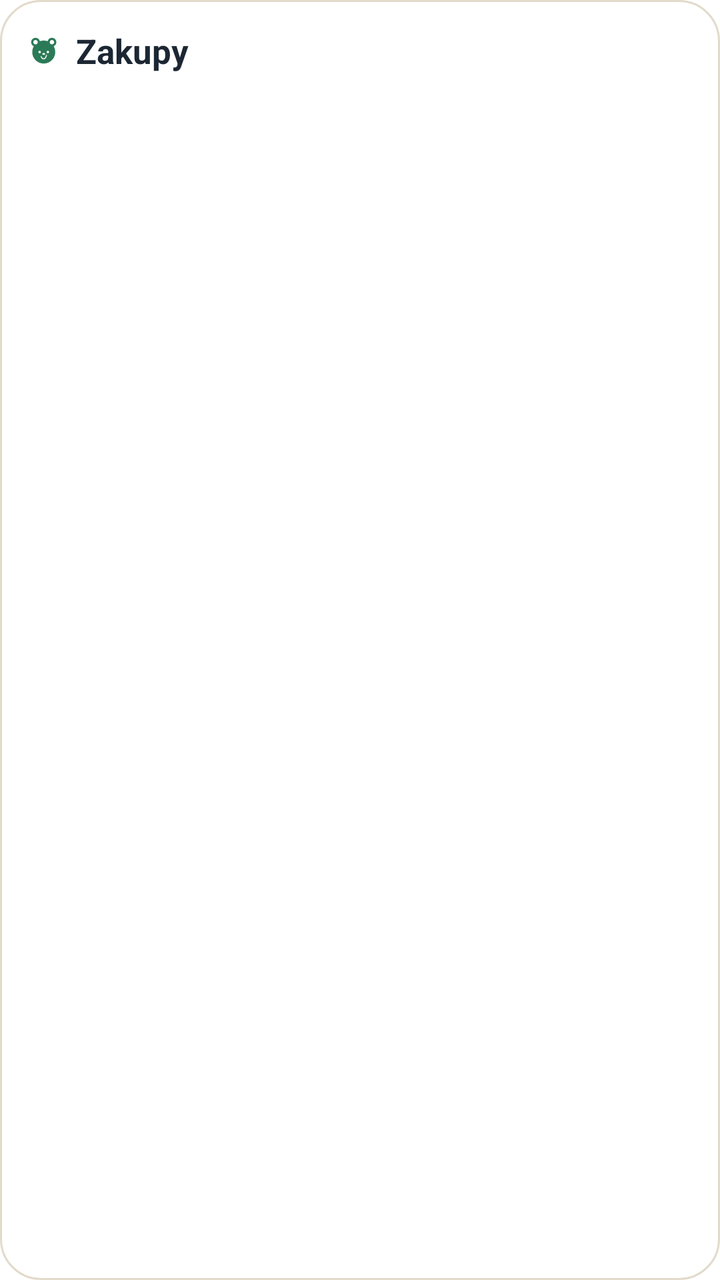
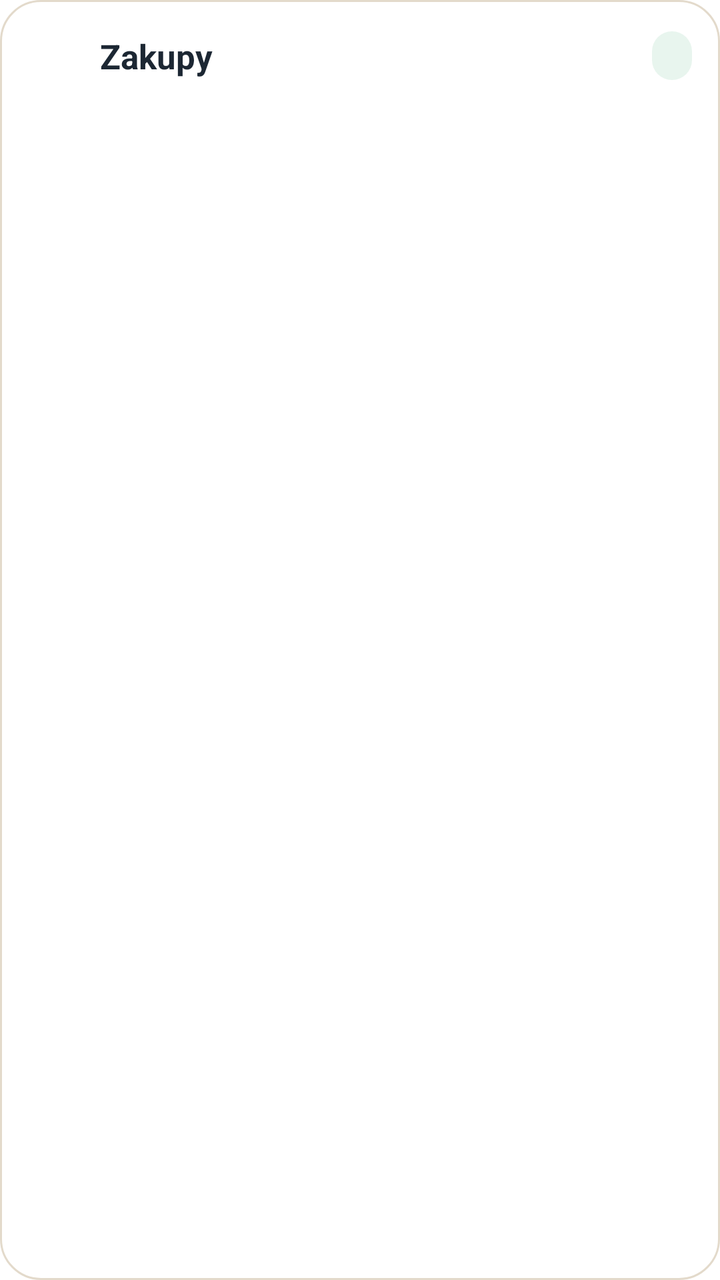

Before-and-after screenshots of an Android layout around one commit, followed by the original layout XML and the change that was made.
<!-- AndroidManifest.xml: fallback theme Theme.MaterialComponents.DayNight.NoActionBar -->
<!-- res/layout/widget_shopping.xml -->
<?xml version="1.0" encoding="utf-8"?>
<LinearLayout xmlns:android="http://schemas.android.com/apk/res/android"
    android:id="@+id/widget_root"
    android:layout_width="match_parent"
    android:layout_height="match_parent"
    android:background="@drawable/widget_bg"
    android:orientation="vertical"
    android:padding="14dp">
    <LinearLayout
        android:layout_width="match_parent"
        android:layout_height="wrap_content"
        android:gravity="center_vertical"
        android:orientation="horizontal">
        <ImageView
            android:layout_width="16dp"
            android:layout_height="16dp"
            android:contentDescription="@null"
            android:src="@drawable/ic_notification"
            android:tint="@color/widget_accent" />
        <TextView
            android:layout_width="0dp"
            android:layout_height="wrap_content"
            android:layout_marginStart="8dp"
            android:layout_weight="1"
            android:text="@string/widget_shopping_title"
            android:textColor="@color/widget_text"
            android:textSize="17sp"
            android:textStyle="bold" />
        <TextView
            android:id="@+id/widget_counter"
            android:layout_width="wrap_content"
            android:layout_height="wrap_content"
            android:textColor="@color/widget_accent"
            android:textSize="17sp"
            android:textStyle="bold" />
    </LinearLayout>
    <TextView android:id="@+id/widget_row1" style="@style/WidgetRow" />
    <TextView android:id="@+id/widget_row2" style="@style/WidgetRow" />
    <TextView android:id="@+id/widget_row3" style="@style/WidgetRow" />
    <TextView android:id="@+id/widget_row4" style="@style/WidgetRow" />
    <TextView android:id="@+id/widget_row5" style="@style/WidgetRow" />
    <TextView
        android:id="@+id/widget_empty"
        android:layout_width="match_parent"
        android:layout_height="wrap_content"
        android:layout_marginTop="6dp"
        android:textColor="@color/widget_muted"
        android:textSize="14sp"
        android:visibility="gone" />
    <TextView
        android:id="@+id/widget_next"
        android:layout_width="match_parent"
        android:layout_height="wrap_content"
        android:layout_marginTop="8dp"
        android:ellipsize="end"
        android:maxLines="1"
        android:textColor="@color/widget_muted"
        android:textSize="13sp"
        android:visibility="gone" />
</LinearLayout>
<!-- resources referenced by this layout -->
<resources>
  <color name="widget_accent">#2B7A57</color>
  <color name="widget_muted">#5B6670</color>
  <color name="widget_text">#1C2733</color>
  <!-- drawable ic_notification: vector/xml drawable (drawable, 17592 chars, omitted) -->
  <!-- drawable widget_bg (drawable) -->
  <?xml version="1.0" encoding="utf-8"?>
  <shape xmlns:android="http://schemas.android.com/apk/res/android" android:shape="rectangle">
      <solid android:color="@color/widget_surface" />
      <stroke android:width="1dp" android:color="@color/widget_border" />
      <corners android:radius="20dp" />
  </shape>
  <string name="widget_shopping_title">Zakupy</string>
  <style name="WidgetRow">
          <item name="android:layout_width">match_parent</item>
          <item name="android:layout_height">wrap_content</item>
          <item name="android:layout_marginTop">6dp</item>
          <item name="android:ellipsize">end</item>
          <item name="android:maxLines">1</item>
          <item name="android:textColor">@color/widget_text</item>
          <item name="android:textSize">15sp</item>
          <item name="android:visibility">gone</item>
      </style>
  <color name="widget_surface">#FFFFFF</color>
  <color name="widget_border">#E3DACB</color>
</resources>

<!-- the commit's change to res/layout/widget_shopping.xml (unified diff, before → after) -->
@@ -12,11 +12,10 @@
         android:gravity="center_vertical"
         android:orientation="horizontal">
         <ImageView
-            android:layout_width="16dp"
-            android:layout_height="16dp"
-            android:contentDescription="@null"
-            android:src="@drawable/ic_notification"
-            android:tint="@color/widget_accent" />
+            android:id="@+id/widget_header_icon"
+            android:layout_width="28dp"
+            android:layout_height="28dp"
+            android:contentDescription="@null" />
         <TextView
             android:layout_width="0dp"
             android:layout_height="wrap_content"
@@ -30,23 +29,62 @@
             android:id="@+id/widget_counter"
             android:layout_width="wrap_content"
             android:layout_height="wrap_content"
+            android:background="@drawable/widget_badge"
+            android:paddingStart="10dp"
+            android:paddingEnd="10dp"
+            android:paddingTop="2dp"
+            android:paddingBottom="2dp"
             android:textColor="@color/widget_accent"
-            android:textSize="17sp"
+            android:textSize="15sp"
             android:textStyle="bold" />
     </LinearLayout>
-    <TextView android:id="@+id/widget_row1" style="@style/WidgetRow" />
-    <TextView android:id="@+id/widget_row2" style="@style/WidgetRow" />
-    <TextView android:id="@+id/widget_row3" style="@style/WidgetRow" />
-    <TextView android:id="@+id/widget_row4" style="@style/WidgetRow" />
-    <TextView android:id="@+id/widget_row5" style="@style/WidgetRow" />
-    <TextView
-        android:id="@+id/widget_empty"
+    <LinearLayout android:id="@+id/widget_row1" style="@style/WidgetRow">
+        <ImageView android:id="@+id/widget_row1_check" android:layout_width="22dp" android:layout_height="22dp" android:contentDescription="@null" android:src="@drawable/wg_check_empty" />
+        <ImageView android:id="@+id/widget_row1_icon" android:layout_width="22dp" android:layout_height="22dp" android:layout_marginStart="8dp" android:contentDescription="@null" android:visibility="gone" />
+        <TextView android:id="@+id/widget_row1_text" android:layout_width="0dp" android:layout_height="wrap_content" android:layout_marginStart="8dp" android:layout_weight="1" android:ellipsize="end" android:maxLines="1" android:textColor="@color/widget_text" android:textSize="15sp" />
+    </LinearLayout>
+    <LinearLayout android:id="@+id/widget_row2" style="@style/WidgetRow">
+        <ImageView android:id="@+id/widget_row2_check" android:layout_width="22dp" android:layout_height="22dp" android:contentDescription="@null" android:src="@drawable/wg_check_empty" />
+        <ImageView android:id="@+id/widget_row2_icon" android:layout_width="22dp" android:layout_height="22dp" android:layout_marginStart="8dp" android:contentDescription="@null" android:visibility="gone" />
+        <TextView android:id="@+id/widget_row2_text" android:layout_width="0dp" android:layout_height="wrap_content" android:layout_marginStart="8dp" android:layout_weight="1" android:ellipsize="end" android:maxLines="1" android:textColor="@color/widget_text" android:textSize="15sp" />
+    </LinearLayout>
+    <LinearLayout android:id="@+id/widget_row3" style="@style/WidgetRow">
+        <ImageView android:id="@+id/widget_row3_check" android:layout_width="22dp" android:layout_height="22dp" android:contentDescription="@null" android:src="@drawable/wg_check_empty" />
+        <ImageView android:id="@+id/widget_row3_icon" android:layout_width="22dp" android:layout_height="22dp" android:layout_marginStart="8dp" android:contentDescription="@null" android:visibility="gone" />
+        <TextView android:id="@+id/widget_row3_text" android:layout_width="0dp" android:layout_height="wrap_content" android:layout_marginStart="8dp" android:layout_weight="1" android:ellipsize="end" android:maxLines="1" android:textColor="@color/widget_text" android:textSize="15sp" />
+    </LinearLayout>
+    <LinearLayout android:id="@+id/widget_row4" style="@style/WidgetRow">
+        <ImageView android:id="@+id/widget_row4_check" android:layout_width="22dp" android:layout_height="22dp" android:contentDescription="@null" android:src="@drawable/wg_check_empty" />
+        <ImageView android:id="@+id/widget_row4_icon" android:layout_width="22dp" android:layout_height="22dp" android:layout_marginStart="8dp" android:contentDescription="@null" android:visibility="gone" />
+        <TextView android:id="@+id/widget_row4_text" android:layout_width="0dp" android:layout_height="wrap_content" android:layout_marginStart="8dp" android:layout_weight="1" android:ellipsize="end" android:maxLines="1" android:textColor="@color/widget_text" android:textSize="15sp" />
+    </LinearLayout>
+    <LinearLayout android:id="@+id/widget_row5" style="@style/WidgetRow">
+        <ImageView android:id="@+id/widget_row5_check" android:layout_width="22dp" android:layout_height="22dp" android:contentDescription="@null" android:src="@drawable/wg_check_empty" />
+        <ImageView android:id="@+id/widget_row5_icon" android:layout_width="22dp" android:layout_height="22dp" android:layout_marginStart="8dp" android:contentDescription="@null" android:visibility="gone" />
+        <TextView android:id="@+id/widget_row5_text" android:layout_width="0dp" android:layout_height="wrap_content" android:layout_marginStart="8dp" android:layout_weight="1" android:ellipsize="end" android:maxLines="1" android:textColor="@color/widget_text" android:textSize="15sp" />
+    </LinearLayout>
+    <LinearLayout
+        android:id="@+id/widget_empty_box"
         android:layout_width="match_parent"
         android:layout_height="wrap_content"
-        android:layout_marginTop="6dp"
-        android:textColor="@color/widget_muted"
-        android:textSize="14sp"
-        android:visibility="gone" />
+        android:layout_marginTop="8dp"
+        android:gravity="center_vertical"
+        android:orientation="horizontal"
+        android:visibility="gone">
+        <ImageView
+            android:layout_width="56dp"
+            android:layout_height="56dp"
+            android:contentDescription="@null"
+            android:src="@drawable/wg_bear_resting" />
+        <TextView
+            android:id="@+id/widget_empty"
+            android:layout_width="0dp"
+            android:layout_height="wrap_content"
+            android:layout_marginStart="10dp"
+            android:layout_weight="1"
+            android:textColor="@color/widget_muted"
+            android:textSize="14sp" />
+    </LinearLayout>
     <TextView
         android:id="@+id/widget_next"
         android:layout_width="match_parent"
<!-- resource entries referenced after the edit -->
@@ -3,7 +3,14 @@
   <color name="widget_accent">#2B7A57</color>
   <color name="widget_muted">#5B6670</color>
   <color name="widget_text">#1C2733</color>
-  <!-- drawable ic_notification: vector/xml drawable (drawable, 17592 chars, omitted) -->
+  <!-- drawable wg_bear_resting: png bitmap (drawable-nodpi, 56261 bytes) -->
+  <!-- drawable wg_check_empty: png bitmap (drawable-night-nodpi, 1400 bytes) -->
+  <!-- drawable widget_badge (drawable) -->
+  <?xml version="1.0" encoding="utf-8"?>
+  <shape xmlns:android="http://schemas.android.com/apk/res/android" android:shape="rectangle">
+      <solid android:color="@color/widget_accent_soft" />
+      <corners android:radius="999dp" />
+  </shape>
   <!-- drawable widget_bg (drawable) -->
   <?xml version="1.0" encoding="utf-8"?>
   <shape xmlns:android="http://schemas.android.com/apk/res/android" android:shape="rectangle">
@@ -15,13 +22,12 @@
   <style name="WidgetRow">
           <item name="android:layout_width">match_parent</item>
           <item name="android:layout_height">wrap_content</item>
-          <item name="android:layout_marginTop">6dp</item>
-          <item name="android:ellipsize">end</item>
-          <item name="android:maxLines">1</item>
-          <item name="android:textColor">@color/widget_text</item>
-          <item name="android:textSize">15sp</item>
+          <item name="android:layout_marginTop">8dp</item>
+          <item name="android:orientation">horizontal</item>
+          <item name="android:gravity">center_vertical</item>
           <item name="android:visibility">gone</item>
       </style>
+  <color name="widget_accent_soft">#E8F5EE</color>
   <color name="widget_surface">#FFFFFF</color>
   <color name="widget_border">#E3DACB</color>
 </resources>
